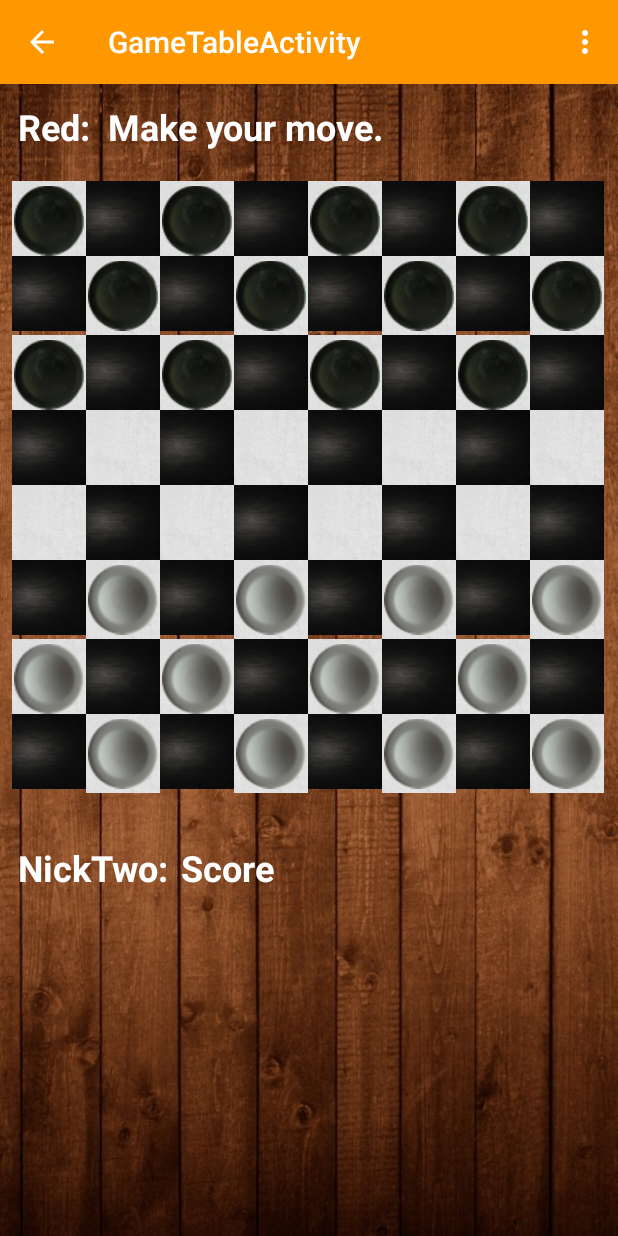
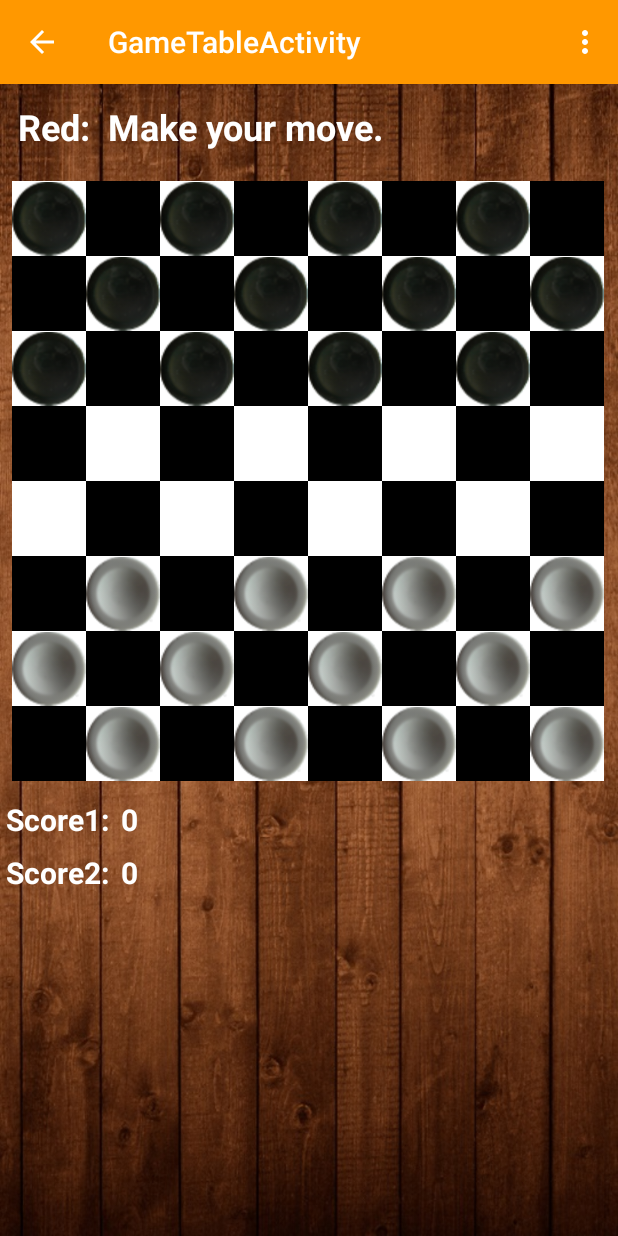
Before and after one commit to PSyron/CheckersMobile, an Android app: the GameTableActivity screen opened directly, with no data from a screen before it, on a phone screen of 412 x 824 dp. Run offline under Robolectric (Android 15) with nearby library versions, the phone set to English and light mode, and no system bars; our stand-ins replace ButterKnife.

Commit message:
checker field validation in GUI

```diff
--- a/MyApplication/app/src/main/java/pl/checkersmobile/Adapter/GameTableAdapter.java
+++ b/MyApplication/app/src/main/java/pl/checkersmobile/Adapter/GameTableAdapter.java
@@ -1,12 +1,15 @@
 package pl.checkersmobile.Adapter;
 
 import android.content.Context;
+import android.graphics.Color;
 import android.support.v4.content.ContextCompat;
 import android.view.LayoutInflater;
 import android.view.View;
 import android.view.ViewGroup;
 import android.widget.BaseAdapter;
 import android.widget.ImageView;
+
+import java.util.ArrayList;
 
 import pl.checkersmobile.CheckersData;
 import pl.checkersmobile.Enums;
@@ -19,6 +22,7 @@ public class GameTableAdapter extends BaseAdapter {
     LayoutInflater inflater;
     int[][] checkers;
     private Context context;
+    private ArrayList<Integer> legalPositions;
 
     public GameTableAdapter(Context context, Enums.GridTableType inGridType, int[][] inCheckers) {
 
@@ -29,6 +33,12 @@ public class GameTableAdapter extends BaseAdapter {
 
         inflater = (LayoutInflater) context
                 .getSystemService(Context.LAYOUT_INFLATER_SERVICE);
+    }
+
+    public GameTableAdapter(Context context, Enums.GridTableType inGridType, int[][] inCheckers, ArrayList<Integer> inLegalPositions) {
+
+        this(context, inGridType, inCheckers);
+        legalPositions = inLegalPositions;
     }
 
     public View getView(int position, View convertView, ViewGroup parent) {
@@ -60,23 +70,30 @@ public class GameTableAdapter extends BaseAdapter {
 
     private ImageView SetView(ImageView inImageView, int inPosition) {
         //background black or white depending of the position
+
         int col = inPosition / 8 % 2;
         if (col == 0) {
             if (inPosition % 2 == 0) {
-                inImageView.setBackground(ContextCompat.getDrawable(context, R.drawable.bng_light));
+                inImageView.setBackgroundColor(Color.WHITE);
             } else {
-                inImageView.setBackground(ContextCompat.getDrawable(context, R.drawable.bng_dark));
+                inImageView.setBackgroundColor(Color.BLACK);
             }
         } else {
             if (inPosition % 2 == 0) {
-                inImageView.setBackground(ContextCompat.getDrawable(context, R.drawable.bng_dark));
+                inImageView.setBackgroundColor(Color.BLACK);
             } else {
-                inImageView.setBackground(ContextCompat.getDrawable(context, R.drawable.bng_light));
+                inImageView.setBackgroundColor(Color.WHITE);
             }
         }
 
      /*   for (int i = 0; i < checkers.length; i++) {
             for (int j = 0; j < checkers[i].length; j++) {*/
+        if(legalPositions != null && legalPositions.size() > 0){
+            for (int legalMove: legalPositions) {
+                if(legalMove == inPosition)
+                    inImageView.setBackgroundColor(ContextCompat.getColor(context, R.color.availableMove));
+            }
+        }
 
         if (valueInPosition(inPosition) == CheckersData.WHITE) {
             inImageView.setImageResource(R.drawable.piece_white);
--- a/MyApplication/app/src/main/java/pl/checkersmobile/gui/GameTableActivity.java
+++ b/MyApplication/app/src/main/java/pl/checkersmobile/gui/GameTableActivity.java
@@ -1,5 +1,7 @@
 package pl.checkersmobile.gui;
 
+import android.app.AlertDialog;
+import android.content.DialogInterface;
 import android.os.Bundle;
 import android.view.Menu;
 import android.view.MenuInflater;
@@ -10,6 +12,8 @@ import android.widget.AdapterView;
 import android.widget.GridView;
 import android.widget.TextView;
 import android.widget.Toast;
+
+import java.util.ArrayList;
 
 import butterknife.Bind;
 import butterknife.ButterKnife;
@@ -30,23 +34,28 @@ public class GameTableActivity extends BaseAppBarActivity {
             BLACK_KING = 4;
     @Bind(R.id.activity_gametable_gvMain)
     GridView gvMain;
-    @Bind(R.id.activity_gametable_gv1)
-    GridView gv1;
-    @Bind(R.id.activity_gametable_gv2)
-    GridView gv2;
     /*    @Bind(R.id.activity_gametable_tvNick1)
         TextView tvNick1;
         @Bind(R.id.activity_gametable_tvNick2)
         TextView tvNick2;*/
     @Bind(R.id.activity_gametable_message)
     TextView message;
+    @Bind(R.id.activity_gametable_tvScore1)
+    TextView tvScore1;
+    @Bind(R.id.activity_gametable_tvScoreValue1)
+    TextView tvScoreValue1;
     @Bind(R.id.activity_gametable_tvScore2)
     TextView tvScore2;
+    @Bind(R.id.activity_gametable_tvScoreValue2)
+    TextView tvScoreValue2;
+
     CheckersData board;  // The data for the checkers board is kept here.
     //    This board is also responsible for generating
     //    lists of legal moves.
 
     boolean gameInProgress; // Is a game currently in progress?
+    int actualRow = -1;
+    int actualCol = -1;
 
    /* The next three variables are valid only when the game is in progress. */
 
@@ -66,14 +75,14 @@ public class GameTableActivity extends BaseAppBarActivity {
         setContentView(R.layout.activity_gametable);
         ButterKnife.bind(this);
         board = new CheckersData();
-        doNewGame();
+        doNewGame(false);
         //initBoard();
     }
 
-    void doNewGame() {
+    void doNewGame(boolean isForceStart) {
         // Begin a new game.
         message.setSelected(true);
-        if (gameInProgress == true) {
+        if (gameInProgress == true && !isForceStart) {
             // This should not be possible, but it doens't
             // hurt to check.
             message.setText("Finish the current game first!");
@@ -102,15 +111,20 @@ public class GameTableActivity extends BaseAppBarActivity {
         switch (item.getItemId()) {
             // action with ID action_refresh was selected
             case R.id.action_invite:
-                Toast.makeText(this, "Zaproszenie do gry", Toast.LENGTH_SHORT)
+                Toast.makeText(this, "Zaproś do gry", Toast.LENGTH_SHORT)
                         .show();
+                break;
+            case R.id.action_newgame:
+                Toast.makeText(this, "Statystyki", Toast.LENGTH_SHORT)
+                        .show();
+                createAndShowAlertDialog();
                 break;
             case R.id.action_stats:
                 Toast.makeText(this, "Statystyki", Toast.LENGTH_SHORT)
                         .show();
                 break;
             case R.id.action_leave:
-                Toast.makeText(this, "Wyjscie z gry", Toast.LENGTH_SHORT)
+                Toast.makeText(this, "Wyjście z gry", Toast.LENGTH_SHORT)
                         .show();
             default:
                 return super.onOptionsItemSelected(item);
@@ -120,8 +134,7 @@ public class GameTableActivity extends BaseAppBarActivity {
     }
 
 
-    private void initBoard()
-    {
+    private void initBoard() {
         //gv1.setAdapter(new GameTableAdapter(this, Enums.GridTableType.PlayerOne));
         //gv2.setAdapter(new GameTableAdapter(this, Enums.GridTableType.PlayerTwo));
         //  setStartingPosition();
@@ -136,6 +149,8 @@ public class GameTableActivity extends BaseAppBarActivity {
                 else {
                     int col = position % 8;
                     int row = position / 8;
+                    actualRow = row;
+                    actualCol = col;
                     if (col >= 0 && col < 8 && row >= 0 && row < 8)
                         doClickSquare(row, col);
                 }
@@ -170,6 +185,7 @@ public class GameTableActivity extends BaseAppBarActivity {
 
         if (selectedRow < 0) {
             message.setText("Click the piece you want to move.");
+            refreshGrid();
             return;
         }
 
@@ -188,16 +204,28 @@ public class GameTableActivity extends BaseAppBarActivity {
          Show an error message. */
 
         message.setText("Click the square you want to move to.");
+        refreshGrid();
 
     }  // end doClickSquare()
 
     void refreshGrid() {
-        mAdapter = new GameTableAdapter(this, Enums.GridTableType.GameTable, board.board);
+        mAdapter = new GameTableAdapter(this, Enums.GridTableType.GameTable, board.board, getLegalPositions());
         gvMain.setAdapter(mAdapter);
     }
 
+    ArrayList<Integer> getLegalPositions() {
+
+        ArrayList<Integer> tempPositions = new ArrayList<Integer>();
+        if (legalMoves != null && legalMoves.length > 0) {
+            for (int i = 0; i < legalMoves.length; i++)
+                if (actualRow == legalMoves[i].fromRow && actualCol == legalMoves[i].fromCol)
+                    tempPositions.add(legalMoves[i].toRow * 8 + legalMoves[i].toCol);
+        }
+        return tempPositions;
+    }
+
     void doMakeMove(CheckersMove move) {
-        // Thiis is called when the current player has chosen the specified
+        // This is called when the current player has chosen the specified
         // move.  Make the move, and then either end or continue the game
         // appropriately.
 
@@ -291,12 +319,29 @@ public class GameTableActivity extends BaseAppBarActivity {
     // pewnie to psuje drag&dropa, zobaczymy jak to rozwiazac
     @OnTouch(R.id.activity_gametable_gvMain)
     public boolean onTouch(View v, MotionEvent event) {
-        if(event.getAction() == MotionEvent.ACTION_MOVE){
+        if (event.getAction() == MotionEvent.ACTION_MOVE) {
             return true;
         }
         return false;
     }
 
-
+    private void createAndShowAlertDialog() {
+        AlertDialog.Builder builder = new AlertDialog.Builder(this);
+        builder.setTitle("Aktualna rozgrywka zostanie zakończona. Czy jesteś pewien?");
+        builder.setPositiveButton(android.R.string.yes, new DialogInterface.OnClickListener() {
+            public void onClick(DialogInterface dialog, int id) {
+                //TODO
+                doNewGame(true);
+                dialog.dismiss();
+            }
+        });
+        builder.setNegativeButton(android.R.string.cancel, new DialogInterface.OnClickListener() {
+            public void onClick(DialogInterface dialog, int id) {
+                dialog.dismiss();
+            }
+        });
+        AlertDialog dialog = builder.create();
+        dialog.show();
+    }
 
 }
--- a/MyApplication/app/src/main/res/layout/activity_gametable.xml
+++ b/MyApplication/app/src/main/res/layout/activity_gametable.xml
@@ -3,9 +3,8 @@
     xmlns:tools="http://schemas.android.com/tools"
     android:layout_width="match_parent"
     android:layout_height="match_parent"
-              android:orientation="vertical"
-              tools:context="pl.checkersmobile.gui.GameTableActivity">
-
+    android:orientation="vertical"
+    tools:context="pl.checkersmobile.gui.GameTableActivity">
 
     <LinearLayout
         android:id="@+id/linearLayout5"
@@ -17,67 +16,66 @@
         <TextView
             android:id="@+id/activity_gametable_message"
             style="@style/ItemListText.Small.Bold"
-            android:singleLine="true"
+            android:layout_width="match_parent"
+            android:layout_height="wrap_content"
             android:ellipsize="marquee"
             android:marqueeRepeatLimit="marquee_forever"
             android:scrollHorizontally="true"
-            android:layout_width="match_parent"
-            android:layout_height="wrap_content"
-            android:text=""/>
+            android:singleLine="true"
+            android:text="" />
 
     </LinearLayout>
 
     <GridView
-        android:id="@+id/activity_gametable_gv1"
-        android:layout_width="wrap_content"
-        android:layout_height="wrap_content"
-        android:layout_margin="0dp"
-        android:clickable="false"
-        android:gravity="center"
-        android:horizontalSpacing="2dp"
-        android:listSelector="@null"
-        android:numColumns="12"
-        android:stretchMode="columnWidth"/>
-
-    <GridView
         android:id="@+id/activity_gametable_gvMain"
         android:layout_width="wrap_content"
-        android:layout_height="wrap_content"
+        android:layout_height="400dp"
         android:layout_margin="8dp"
         android:gravity="center"
+        android:horizontalSpacing="0dp"
         android:numColumns="8"
-        android:stretchMode="columnWidth"/>
+        android:stretchMode="columnWidth"
+        android:verticalSpacing="0dp" />
+
 
     <LinearLayout
         android:layout_width="match_parent"
-        android:layout_height="wrap_content"
-        android:layout_margin="8dp">
+        android:layout_height="wrap_content">
 
         <TextView
-            android:id="@+id/activity_gametable_tvNick2"
-            style="@style/ItemListText.Small.Bold"
+            android:id="@+id/activity_gametable_tvScore1"
+            style="@style/ItemListText.Small.Bold.Score"
             android:layout_width="wrap_content"
             android:layout_height="wrap_content"
-            android:text="NickTwo:"/>
+            android:text="Score1:" />
+
+        <TextView
+            android:id="@+id/activity_gametable_tvScoreValue1"
+            style="@style/ItemListText.Small.Bold.Score"
+            android:layout_width="wrap_content"
+            android:layout_height="wrap_content"
+            android:text="0" />
+
+    </LinearLayout>
+
+    <LinearLayout
+        android:layout_width="match_parent"
+        android:layout_height="wrap_content">
 
         <TextView
             android:id="@+id/activity_gametable_tvScore2"
-            style="@style/ItemListText.Small.Bold"
+            style="@style/ItemListText.Small.Bold.Score"
             android:layout_width="wrap_content"
             android:layout_height="wrap_content"
-            android:text="Score"/>
+            android:text="Score2:" />
 
+        <TextView
+            android:id="@+id/activity_gametable_tvScoreValue2"
+            style="@style/ItemListText.Small.Bold.Score"
+            android:layout_width="wrap_content"
+            android:layout_height="wrap_content"
+            android:text="0" />
     </LinearLayout>
 
-    <GridView
-        android:id="@+id/activity_gametable_gv2"
-        android:layout_width="wrap_content"
-        android:layout_height="wrap_content"
-        android:layout_margin="4dp"
-        android:gravity="center"
-        android:horizontalSpacing="2dp"
-        android:listSelector="@android:color/transparent"
-        android:numColumns="12"
-        android:stretchMode="columnWidth"/>
 
 </LinearLayout>
--- a/MyApplication/app/src/main/res/layout/item_gridview.xml
+++ b/MyApplication/app/src/main/res/layout/item_gridview.xml
@@ -5,10 +5,9 @@
     android:layout_height="match_parent">
 
     <ImageView
-        android:layout_width="match_parent"
-        android:layout_height="match_parent"
+        android:layout_width="50dp"
+        android:layout_height="50dp"
         android:id="@+id/item_gridview_piece"
-        android:padding="1dp"
         android:layout_gravity="center"/>
 
 </RelativeLayout>
--- a/MyApplication/app/src/main/res/menu/menu_item.xml
+++ b/MyApplication/app/src/main/res/menu/menu_item.xml
@@ -4,6 +4,10 @@
     <item
         android:id="@+id/action_invite"
         android:title="Zaproś do gry" />
+
+    <item
+        android:id="@+id/action_newgame"
+        android:title="Nowa gra" />
 
     <item
         android:id="@+id/action_stats"
--- a/MyApplication/app/src/main/res/values/colors.xml
+++ b/MyApplication/app/src/main/res/values/colors.xml
@@ -5,5 +5,7 @@
     <color name="colorAccent">#FF4081</color>
     <color name="buttonText">#FF9800</color>
     <color name="buttonBng">#893520</color>
+    <color name="jumpMove">#8BC34A</color>
+    <color name="availableMove">#FFA726</color>
 
 </resources>
--- a/MyApplication/app/src/main/res/values/styles.xml
+++ b/MyApplication/app/src/main/res/values/styles.xml
@@ -41,7 +41,7 @@
 
     <style name="CustomButton" parent="@android:style/Widget.TextView">
         <item name="android:textColor">@color/buttonText</item>
-        <item name="android:textSize">24sp</item>
+        <item name="android:textSize">20sp</item>
         <item name="android:textStyle">normal</item>
         <item name="android:layout_width">@dimen/custom_btn_horizontal</item>
         <item name="android:layout_height">@dimen/custom_btn_vertical</item>
@@ -68,7 +68,7 @@
 
     <style name="LogoTextLarge" parent="@android:style/Widget.TextView">
         <item name="android:textColor">@android:color/black</item>
-        <item name="android:textSize">64sp</item>
+        <item name="android:textSize">56sp</item>
         <item name="android:textStyle">italic|bold</item>
         <item name="android:background">@android:color/transparent</item>
         <item name="android:gravity">center</item>
@@ -99,5 +99,9 @@
         <item name="android:textStyle">bold</item>
     </style>
 
+    <style name="ItemListText.Small.Bold.Score" >
+        <item name="android:textSize">20sp</item>
+    </style>
+
 
 </resources>
```
